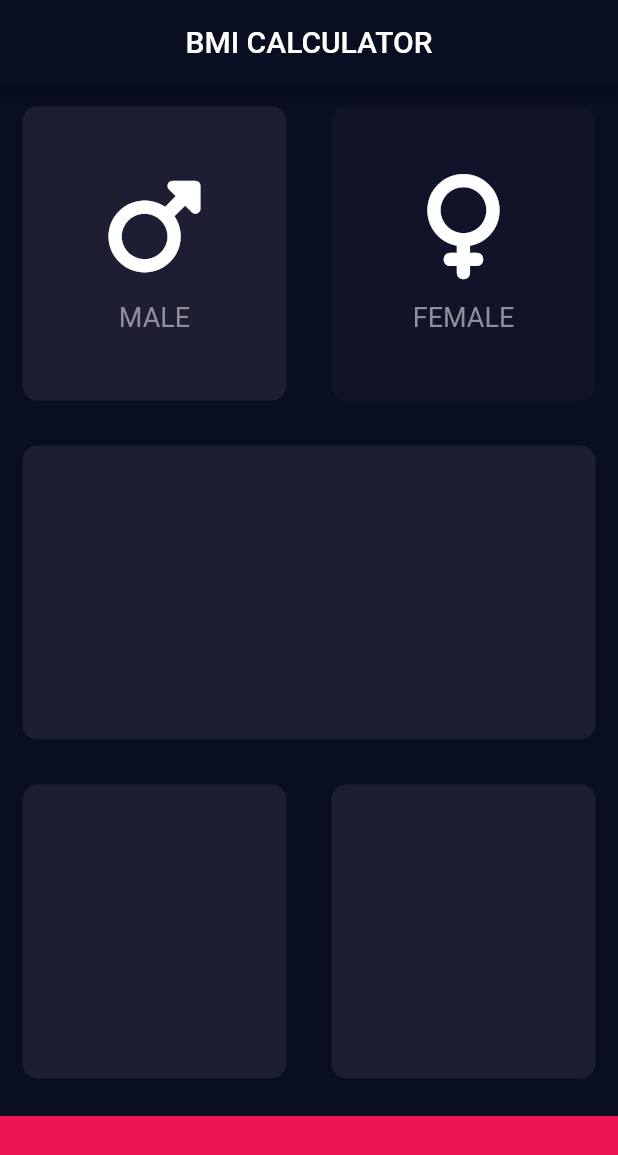
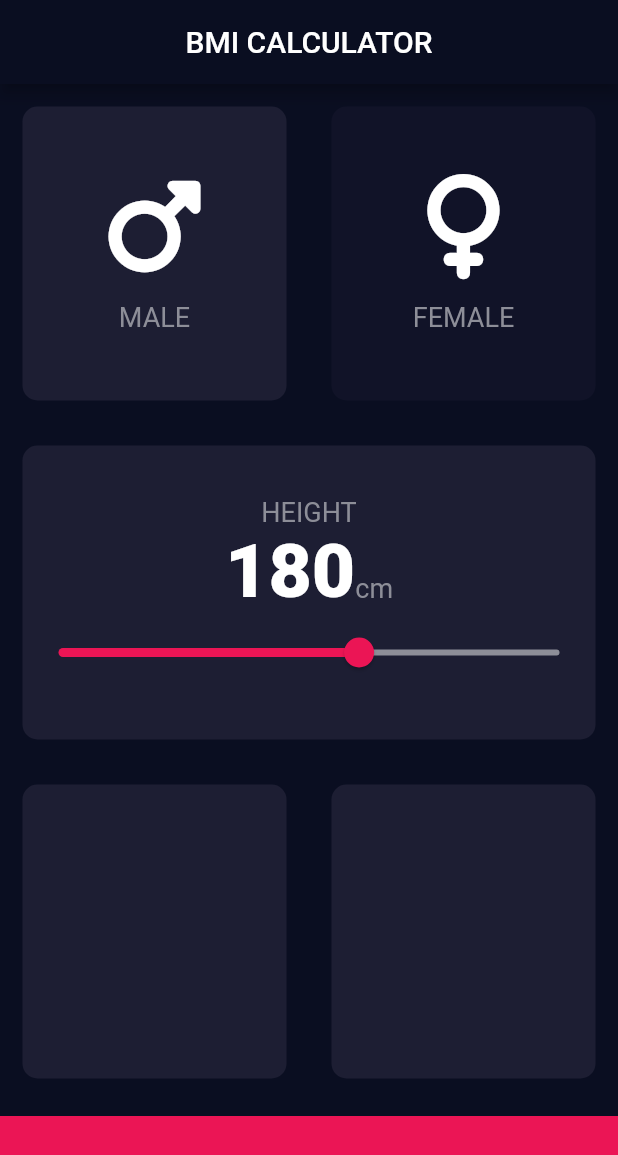
Before and after one commit to Meruem243/bmi_calculator, a Flutter app: the screen it shows after launch, after a tap on "MALE", on a phone screen of 412 x 824 dp. Shown: the top 1155 px of the screen. Run offline on Flutter 3.47's test engine with Material 2 defaults, Android fonts, the phone set to English and light mode, and no system bars; our stand-ins replace font_awesome_flutter.

```diff
--- /dev/null
+++ b/lib/constants.dart
@@ -0,0 +1,17 @@
+import 'package:flutter/material.dart';
+
+const Color kReusableCardColorActive = Color(0xFF1D1E33);
+const Color kReusableCardColorInactive = Color(0xFF111328);
+const Color kBottomContainerColor = Color(0xFFEB1555);
+
+const kLabelTextStyle = TextStyle(
+  fontSize: 18.0,
+  color: Color(0xFF8D8E98),
+);
+const kNumberTextStyle = TextStyle(
+  fontSize: 50.0,
+  fontWeight: FontWeight.w900,
+);
+
+const int kMinimumHeight = 120;
+const int kMaximumHeight = 220;
--- a/lib/icon_content.dart
+++ b/lib/icon_content.dart
@@ -1,9 +1,5 @@
 import 'package:flutter/material.dart';
-
-const labelTextStyle = TextStyle(
-  fontSize: 18.0,
-  color: Color(0xFF8D8E98),
-);
+import 'constants.dart';
 
 class IconContent extends StatelessWidget {
   const IconContent({super.key, required this.iconToShow, required this.label});
@@ -25,7 +21,7 @@ class IconContent extends StatelessWidget {
         ),
         Text(
           label,
-          style: labelTextStyle,
+          style: kLabelTextStyle,
         )
       ],
     );
--- a/lib/input_page.dart
+++ b/lib/input_page.dart
@@ -2,10 +2,7 @@ import 'package:flutter/material.dart';
 import 'package:font_awesome_flutter/font_awesome_flutter.dart';
 import 'reusable_card.dart';
 import 'icon_content.dart';
-
-const Color reusableCardColorActive = Color(0xFF1D1E33);
-const Color reusableCardColorInactive = Color(0xFF111328);
-const Color bottomContainerColor = Color(0xFFEB1555);
+import 'constants.dart';
 
 enum Gender { male, female }
 
@@ -17,25 +14,26 @@ class InputPage extends StatefulWidget {
 }
 
 class _InputPageState extends State<InputPage> {
-  Color maleCardColor = reusableCardColorInactive;
-  Color femaleCardColor = reusableCardColorInactive;
+  Color maleCardColor = kReusableCardColorInactive;
+  Color femaleCardColor = kReusableCardColorInactive;
+  int height = 180;
 
   void updateColor(Gender selectedGender) {
     if (selectedGender == Gender.male) {
-      if (maleCardColor == reusableCardColorInactive) {
-        maleCardColor = reusableCardColorActive;
-        femaleCardColor = reusableCardColorInactive;
+      if (maleCardColor == kReusableCardColorInactive) {
+        maleCardColor = kReusableCardColorActive;
+        femaleCardColor = kReusableCardColorInactive;
       } else {
-        maleCardColor = reusableCardColorInactive;
+        maleCardColor = kReusableCardColorInactive;
       }
     }
 
     if (selectedGender == Gender.female) {
-      if (femaleCardColor == reusableCardColorInactive) {
-        femaleCardColor = reusableCardColorActive;
-        maleCardColor = reusableCardColorInactive;
+      if (femaleCardColor == kReusableCardColorInactive) {
+        femaleCardColor = kReusableCardColorActive;
+        maleCardColor = kReusableCardColorInactive;
       } else {
-        femaleCardColor = reusableCardColorInactive;
+        femaleCardColor = kReusableCardColorInactive;
       }
     }
   }
@@ -48,6 +46,7 @@ class _InputPageState extends State<InputPage> {
         centerTitle: true,
       ),
       body: Column(
+        crossAxisAlignment: CrossAxisAlignment.stretch,
         children: <Widget>[
           Expanded(
             child: Row(
@@ -89,10 +88,47 @@ class _InputPageState extends State<InputPage> {
               ],
             ),
           ),
-          const Expanded(
+          Expanded(
             child: ReusableCard(
-              colorReusableCard: reusableCardColorActive,
-              cardChild: Row(),
+              colorReusableCard: kReusableCardColorActive,
+              cardChild: Column(
+                mainAxisAlignment: MainAxisAlignment.center,
+                children: <Widget>[
+                  const Text(
+                    'HEIGHT',
+                    style: kLabelTextStyle,
+                  ),
+                  Row(
+                    mainAxisAlignment: MainAxisAlignment.center,
+                    crossAxisAlignment: CrossAxisAlignment.baseline,
+                    textBaseline: TextBaseline.alphabetic,
+                    children: <Widget>[
+                      Text(
+                        height.toString(),
+                        style: kNumberTextStyle,
+                      ),
+                      const Text(
+                        'cm',
+                        style: kLabelTextStyle,
+                      )
+                    ],
+                  ),
+                  Slider(
+                    value: height.toDouble(),
+                    min: kMinimumHeight.toDouble(),
+                    max: kMaximumHeight.toDouble(),
+                    activeColor: const Color(0xFFEB1555),
+                    inactiveColor: const Color(0xFF8D8E98),
+                    onChanged: (double newValue) {
+                      setState(() {
+                        height = newValue.round();
+                      });
+
+                      debugPrint(newValue.toString());
+                    },
+                  ),
+                ],
+              ),
             ),
           ),
           const Expanded(
@@ -100,13 +136,13 @@ class _InputPageState extends State<InputPage> {
               children: <Widget>[
                 Expanded(
                   child: ReusableCard(
-                    colorReusableCard: reusableCardColorActive,
+                    colorReusableCard: kReusableCardColorActive,
                     cardChild: Column(),
                   ),
                 ),
                 Expanded(
                   child: ReusableCard(
-                    colorReusableCard: reusableCardColorActive,
+                    colorReusableCard: kReusableCardColorActive,
                     cardChild: Column(),
                   ),
                 ),
@@ -114,7 +150,7 @@ class _InputPageState extends State<InputPage> {
             ),
           ),
           Container(
-            color: bottomContainerColor,
+            color: kBottomContainerColor,
             margin: const EdgeInsets.only(top: 10.0),
             width: double.infinity,
             height: 80.0,
```
